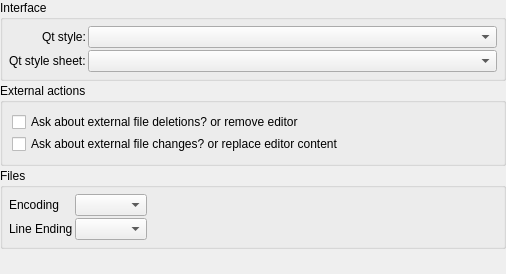
Before: the Qt Designer form resources/ui/configure/general.ui in prymatex/prymatex, drawn with Qt 5.
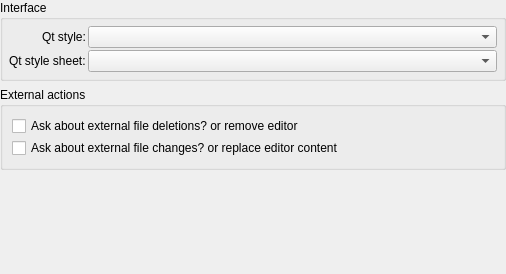
After: the same form once the commit is applied.

Diff of the .ui file:
```diff
--- a/resources/ui/configure/general.ui
+++ b/resources/ui/configure/general.ui
@@ -15,7 +15,7 @@
   </property>
   <layout class="QVBoxLayout" name="verticalLayout">
    <property name="spacing">
-    <number>2</number>
+    <number>6</number>
    </property>
    <property name="margin">
     <number>0</number>
@@ -92,47 +92,6 @@
      </layout>
     </widget>
    </item>
-   <item>
-    <widget class="QGroupBox" name="groupBox">
-     <property name="title">
-      <string>Files</string>
-     </property>
-     <layout class="QFormLayout" name="formLayout_2">
-      <property name="fieldGrowthPolicy">
-       <enum>QFormLayout::ExpandingFieldsGrow</enum>
-      </property>
-      <property name="horizontalSpacing">
-       <number>2</number>
-      </property>
-      <property name="verticalSpacing">
-       <number>2</number>
-      </property>
-      <property name="margin">
-       <number>6</number>
-      </property>
-      <item row="0" column="0">
-       <widget class="QLabel" name="labelEncoding">
-        <property name="text">
-         <string>Encoding</string>
-        </property>
-       </widget>
-      </item>
-      <item row="0" column="1">
-       <widget class="QComboBox" name="comboBoxEncoding"/>
-      </item>
-      <item row="1" column="0">
-       <widget class="QLabel" name="labelLineEnding">
-        <property name="text">
-         <string>Line Ending</string>
-        </property>
-       </widget>
-      </item>
-      <item row="1" column="1">
-       <widget class="QComboBox" name="comboBoxLineEnding"/>
-      </item>
-     </layout>
-    </widget>
-   </item>
    <item>
     <spacer name="verticalSpacer">
      <property name="orientation">
```
